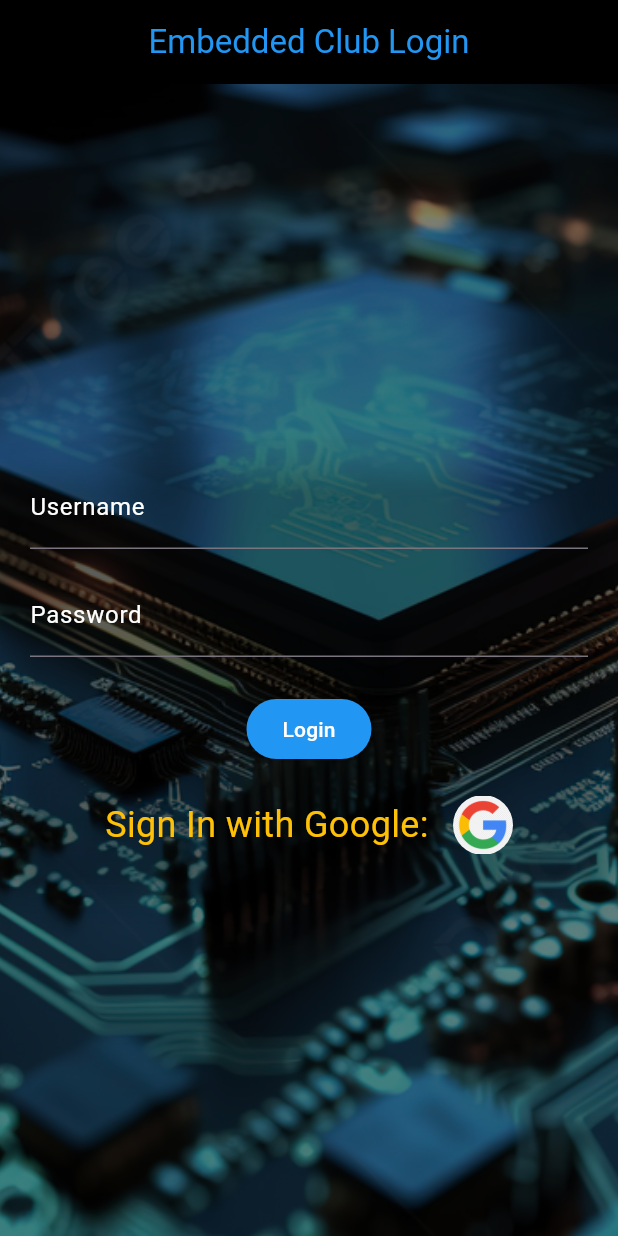
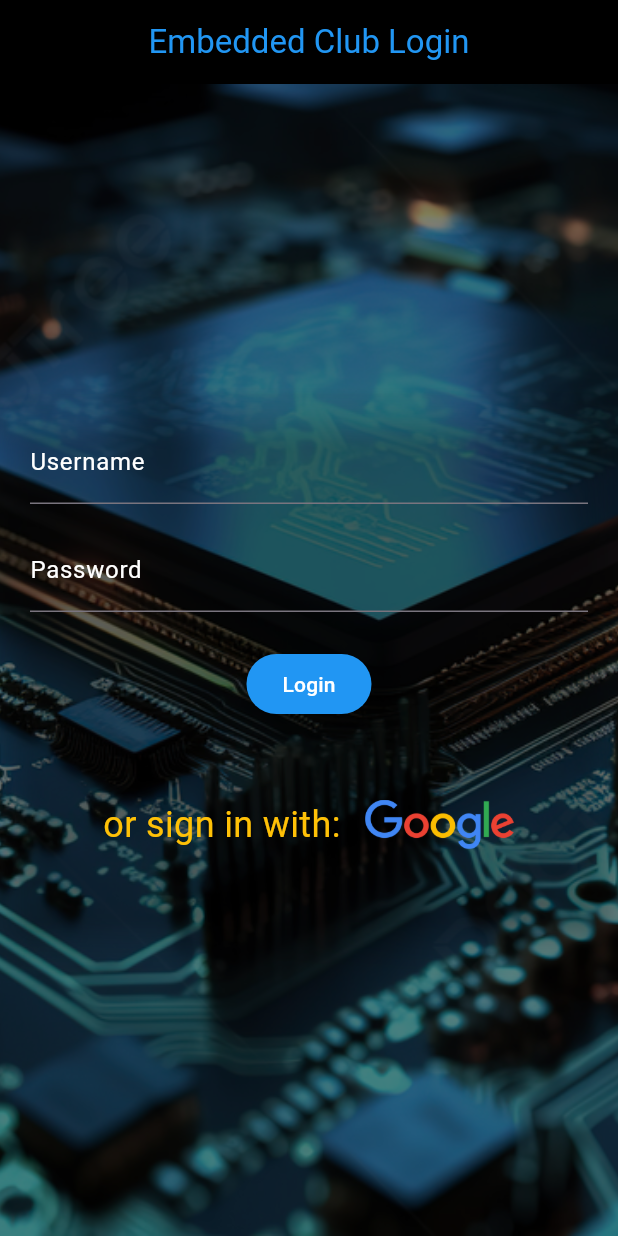
Before and after one commit to Bhaveshg4/Embedded-Club-Android-Application, a Flutter app: the screen it shows after launch, on a phone screen of 412 x 824 dp. Run offline on Flutter 3.47's test engine with Material 3 defaults, Android fonts, the light colour scheme and no system bars; our stand-ins replace carousel_slider, chewie, cloud_firestore, firebase_core, google_sign_in, video_player; accounts and stored records are empty.

Commit message:
UI changes

```diff
--- a/lib/pages/Loginpage.dart
+++ b/lib/pages/Loginpage.dart
@@ -133,7 +133,7 @@
                         mainAxisAlignment: MainAxisAlignment.center,
                         children: [
                           const Text(
-                            "Sign In with Google: ",
+                            "or sign in with: ",
                             style: TextStyle(fontSize: 24, color: Colors.amber),
                           ),
                           const SizedBox(width: 10),
@@ -166,8 +166,8 @@
                               }
                             },
                             child: Container(
-                              height: 40,
-                              width: 40,
+                              height: 100,
+                              width: 100,
                               child: ClipRRect(
                                 borderRadius: BorderRadius.circular(20),
                                 child: Image.asset("assets/Untitled.png"),
--- a/lib/pages/videos.dart
+++ b/lib/pages/videos.dart
@@ -25,6 +25,7 @@
 
   Future<void> initializeVideoPlayer() async {
     try {
+      // ignore: deprecated_member_use
       _videoPlayerController = VideoPlayerController.network(
           'https://drive.google.com/uc?export=view&id=1rI8qzTkl2nP_kojJblGJzJandHkuCdko');
       await _videoPlayerController.initialize();
--- a/pubspec.yaml
+++ b/pubspec.yaml
@@ -44,6 +44,7 @@
   dio: ^5.4.0
   path_provider: ^2.1.2
   chewie: ^1.7.4
+  firebase_messaging: ^14.7.10
 
 dev_dependencies:
   flutter_test:
```
Also changed, not shown: assets/Untitled.png, pubspec.lock, 2 other files.
